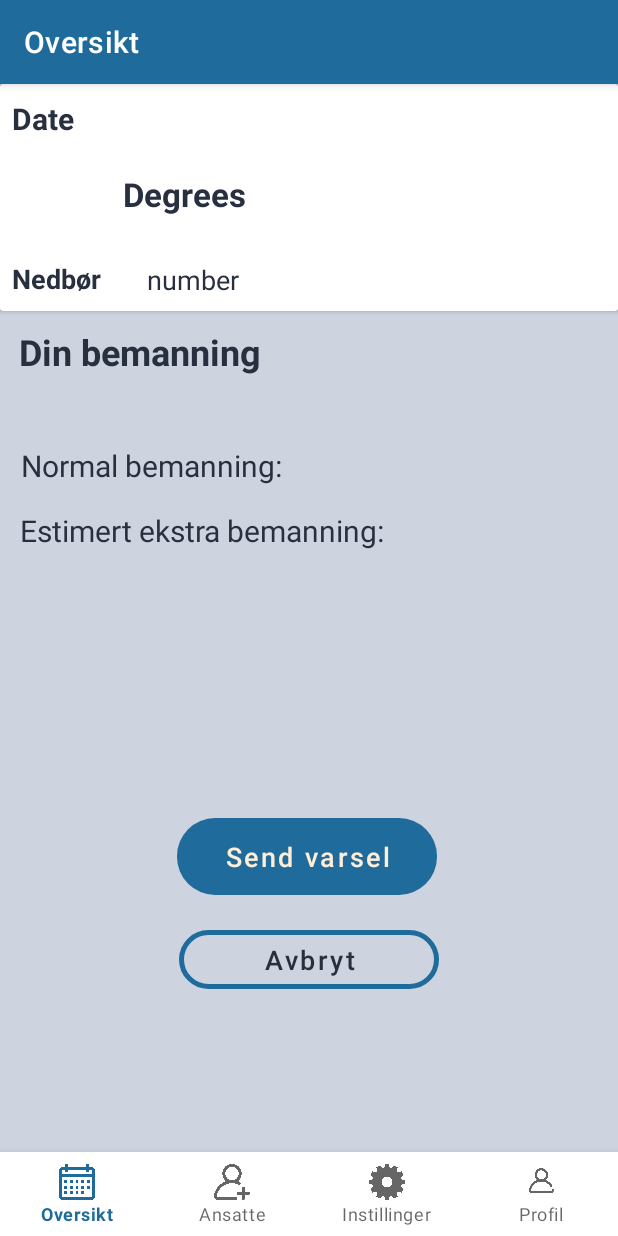
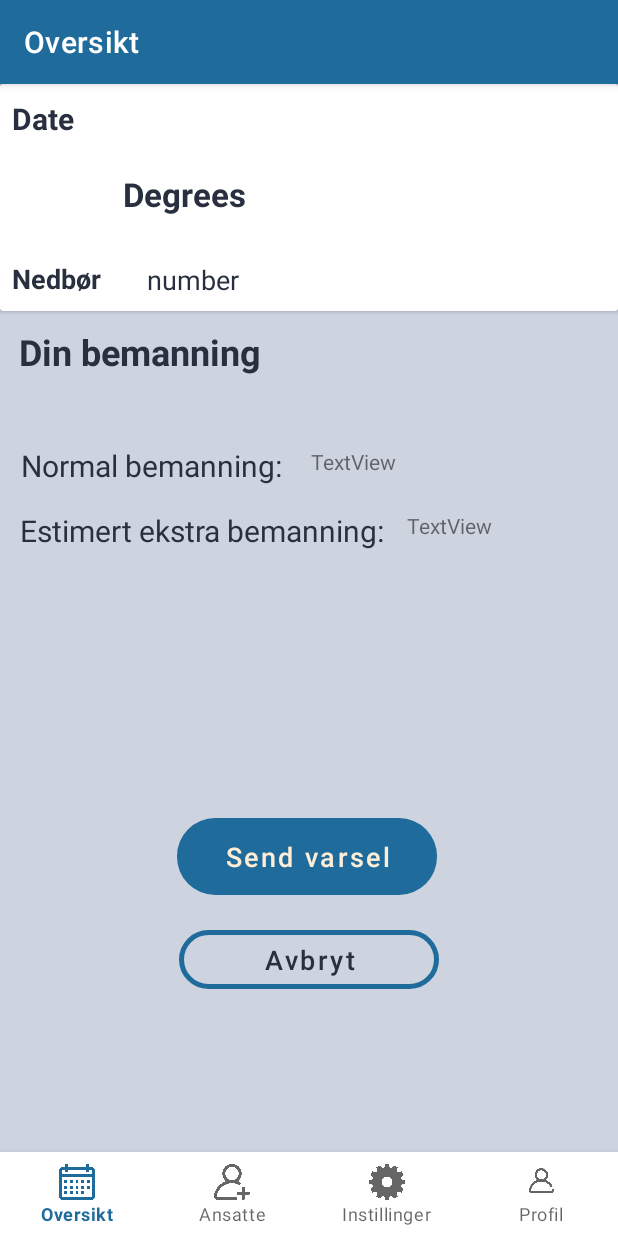
Before and after one commit to lisaantufyeva/IN2000---TEMPS, an Android app: the fragment DetailFragment placed in its activity, on a phone screen of 412 x 824 dp. Run offline under Robolectric (Android 15) with nearby library versions, the phone set to English and light mode, and no system bars; our stand-ins replace navigation-ui; network calls fail; 8 statements that could not run were skipped.

Commit message:
endret til databinding i Detailfragment + små endringer i xml til legg til ansatt rediger ansatt

```diff
--- a/app/src/main/java/com/example/team31/AdminActivity.kt
+++ b/app/src/main/java/com/example/team31/AdminActivity.kt
@@ -30,8 +30,6 @@ class AdminActivity : AppCompatActivity() {
         setupActionBarWithNavController(navController, appBarConfiguration)
         navView.setupWithNavController(navController)
 
-
-
     }
     override fun onSupportNavigateUp(): Boolean {
         val navController = findNavController(R.id.nav_host_fragment)
--- a/app/src/main/java/com/example/team31/data/repositories/ForecastRepository.kt
+++ b/app/src/main/java/com/example/team31/data/repositories/ForecastRepository.kt
@@ -7,11 +7,14 @@ import com.example.team31.data.api.ForecastDto
 import com.example.team31.data.api.LocationForecastApi
 import com.example.team31.ui.overview.week_overview.Forecast
 import com.example.team31.ui.overview.week_overview.RefinedForecast
+import okhttp3.Cache
 import java.text.SimpleDateFormat
 import java.util.*
+import javax.inject.Inject
 
 
-class ForecastRepository(private val locationForecastApi: LocationForecastApi) {
+class ForecastRepository @Inject constructor(
+    private val locationForecastApi: LocationForecastApi) {
 
     suspend fun fetchLocationForecast(lat: String, lon: String): ForecastDto {
         return locationForecastApi.fetchLocationForecast(lat, lon)
@@ -29,7 +32,7 @@ class ForecastRepository(private val locationForecastApi: LocationForecastApi) {
         }
         return filterForecastList(list).map { forecast ->  RefinedForecast(formatDate(forecast.time), forecast.temp, forecast.symbol, forecast.precipitation) }
     }
-    fun filterForecastList(list: MutableList<Forecast>):List<Forecast>{
+    private fun filterForecastList(list: MutableList<Forecast>):List<Forecast>{
         val filteredList = list.filter { it.time.hours == 12 }
         val first = list.first()
 
@@ -54,5 +57,4 @@ class ForecastRepository(private val locationForecastApi: LocationForecastApi) {
         val parser = SimpleDateFormat("yyyy-MM-dd'T'HH:mm:ss'Z'")
         return parser.parse(time)
     }
-
 }
--- a/app/src/main/java/com/example/team31/ui/employees/LeggTilRedigerAnsatt.kt
+++ b/app/src/main/java/com/example/team31/ui/employees/LeggTilRedigerAnsatt.kt
@@ -24,7 +24,7 @@ class LeggTilRedigerAnsatt : AppCompatActivity(), View.OnClickListener {
     private lateinit var mBinding: ActivityLeggTilRedigerAnsattBinding
     private lateinit var mCustomListDialog: Dialog
     //private lateinit var Employ : EmployeesFragment
-    private lateinit var Adapter: EmployeeAdapter
+    private lateinit var adapter: EmployeeAdapter
     private lateinit var user:Bruker
 
 
--- a/app/src/main/java/com/example/team31/ui/overview/detail/DetailFragment.kt
+++ b/app/src/main/java/com/example/team31/ui/overview/detail/DetailFragment.kt
@@ -9,32 +9,70 @@ import android.view.LayoutInflater
 import android.view.View
 import android.view.ViewGroup
 import android.widget.*
+import androidx.fragment.app.activityViewModels
 import androidx.fragment.app.viewModels
+import androidx.lifecycle.ViewModelProviders
+import androidx.lifecycle.viewmodel.compose.viewModel
 import androidx.navigation.NavController
 import androidx.navigation.fragment.findNavController
 import androidx.navigation.fragment.navArgs
 import com.example.team31.R
+import com.example.team31.data.api.LocationForecastApi
+import com.example.team31.databinding.DetailFragmentBinding
+import com.example.team31.ui.overview.week_overview.OverviewViewModel
+import com.example.team31.ui.overview.week_overview.OverviewViewModelFactory
 import com.example.team31.ui.overview.week_overview.RefinedForecast
 
 class DetailFragment : Fragment() {
 
-    private val args:DetailFragmentArgs by navArgs()
+    private val args: DetailFragmentArgs by navArgs()
     private lateinit var forecastObject: RefinedForecast
 
 
-
-    override fun onCreateView(inflater: LayoutInflater, container: ViewGroup?,
-                              savedInstanceState: Bundle?): View? {
+    override fun onCreateView(
+        inflater: LayoutInflater, container: ViewGroup?,
+        savedInstanceState: Bundle?
+    ): View? {
 
         forecastObject = args.RefinedForecast
-
         return inflater.inflate(R.layout.detail_fragment, container, false)
     }
 
     @SuppressLint("UseCompatLoadingForDrawables")
     override fun onViewCreated(view: View, savedInstanceState: Bundle?) {
         super.onViewCreated(view, savedInstanceState)
+        //model = ViewModelProviders.of(this, factory).get(OverviewViewModel::class.java)
 
+        val binding = DetailFragmentBinding.bind(view)
+        binding.apply {
+            date.text = forecastObject.time
+            temp.text = forecastObject.temp
+            precipitation.text = forecastObject.precipitation
+            val currentImageId = context?.resources?.getIdentifier("@drawable/"+forecastObject.symbol, "drawable",
+                context?.packageName)
+            val currentDrawable = currentImageId?.let { context?.resources?.getDrawable(it) }
+            imageView.setImageDrawable(currentDrawable)
+        }
+
+        /*
+        model.getSelected()?.let { selectedItem ->
+            with(binding) {
+                date.text = selectedItem.time
+                temp.text = selectedItem.temp
+                precipitation.text = selectedItem.precipitation
+            }
+        }*/
+        binding.sendMessage.setOnClickListener {
+            sendMessage()
+        }
+    }
+    private fun sendMessage(){
+        Toast.makeText(context, "Send", Toast.LENGTH_SHORT).show()
+    }
+
+}
+
+        /*
         //date
         val date: TextView = view.findViewById(R.id.date)
         date.text = forecastObject.time
@@ -58,14 +96,24 @@ class DetailFragment : Fragment() {
         val button: Button = requireView().findViewById(R.id.sendMessage)
         button.setOnClickListener {
             sendMessage()
+        }*/
+
+
+/*
+//model = ViewModelProviders.of(this, factory).get(OverviewViewModel::class.java)
+        /*
+        model.getSelected()?.let { selectedItem->
+            with(binding){
+                date.text = selectedItem.time
+                temp.text = selectedItem.temp
+                precipitation.text = selectedItem.precipitation
+            }
+        }
+        binding.sendMessage.setOnClickListener {
+            sendMessage()*/
         }
 
-
-    }
-    fun sendMessage(){
-        Toast.makeText(context, "Send", Toast.LENGTH_SHORT).show()
-    }
-
-
-
-}
+        /*
+        val button: Button = requireView().findViewById(R.id.sendMessage)
+        button.setOnClickListener {
+ */
--- a/app/src/main/java/com/example/team31/ui/overview/week_overview/OverviewAdapter.kt
+++ b/app/src/main/java/com/example/team31/ui/overview/week_overview/OverviewAdapter.kt
@@ -12,7 +12,7 @@ import androidx.core.view.isVisible
 
 import androidx.navigation.Navigation
 import androidx.recyclerview.widget.RecyclerView
-
+import com.example.team31.Bruker
 import com.example.team31.R
 
 
@@ -25,7 +25,6 @@ class OverviewAdapter(private val forecastList: List<RefinedForecast>, val conte
         val temp: TextView = itemView.findViewById(R.id.temp)
         val icon: ImageView = itemView.findViewById(R.id.imageView)
         val staffButton: Button = itemView.findViewById(R.id.staff_button)
-
     }
 
     override fun onCreateViewHolder(parent: ViewGroup, viewType: Int): OverviewAdapterHolder {
@@ -60,7 +59,6 @@ class OverviewAdapter(private val forecastList: List<RefinedForecast>, val conte
     }
     override fun getItemCount() = forecastList.size
 
-
 }
 
 fun showDetail(weatherObject: RefinedForecast, root: View){
--- a/app/src/main/java/com/example/team31/ui/overview/week_overview/OverviewFragment.kt
+++ b/app/src/main/java/com/example/team31/ui/overview/week_overview/OverviewFragment.kt
@@ -10,19 +10,28 @@ import androidx.lifecycle.Observer
 import androidx.lifecycle.ViewModelProviders
 import androidx.recyclerview.widget.LinearLayoutManager
 import androidx.recyclerview.widget.RecyclerView
+import com.example.team31.AdminActivity
 import com.example.team31.R
+import com.example.team31.Bruker
 import com.example.team31.data.api.LocationForecastApi
 import com.example.team31.data.repositories.ForecastRepository
+import java.nio.channels.Selector
 
 //oppdatert Fragment
 
 class OverviewFragment : Fragment() {
 
     private lateinit var viewModel: OverviewViewModel
+    private lateinit var itemSelector: Selector
+
     private lateinit var factory: OverviewViewModelFactory
     private lateinit var recyclerView: RecyclerView
     private lateinit var viewAdapter: RecyclerView.Adapter<*>
     private lateinit var viewManager: RecyclerView.LayoutManager
+    //private lateinit var user:Bruker
+
+
+
 
     override fun onCreateView(
             inflater: LayoutInflater, container: ViewGroup?,
@@ -31,14 +40,17 @@ class OverviewFragment : Fragment() {
     ): View {
         return inflater.inflate(R.layout.overview_fragment, container, false)
     }
+    //("59.9", "10.75")
 
     override fun onViewCreated(view: View, savedInstanceState: Bundle?) {
+        //user = (activity as AdminActivity?)!!.getUser()
         super.onViewCreated(view, savedInstanceState)
         val api = LocationForecastApi()
         val repository = ForecastRepository(api)
         factory = OverviewViewModelFactory(repository)
         viewModel = ViewModelProviders.of(this, factory).get(OverviewViewModel::class.java)
         recyclerView = view.findViewById(R.id.recyclerview)
+
         viewModel.getForecastList("59.9", "10.75")
         viewModel.forecastList.observe(viewLifecycleOwner, Observer { forecastList ->
             recyclerView.also {
@@ -48,7 +60,6 @@ class OverviewFragment : Fragment() {
             }
         })
     }
-
 }
         /*
 
--- a/app/src/main/java/com/example/team31/ui/overview/week_overview/OverviewViewModelFactory.kt
+++ b/app/src/main/java/com/example/team31/ui/overview/week_overview/OverviewViewModelFactory.kt
@@ -6,6 +6,7 @@ import com.example.team31.data.repositories.ForecastRepository
 import java.lang.IllegalArgumentException
 
 class OverviewViewModelFactory constructor(private val repository: ForecastRepository): ViewModelProvider.NewInstanceFactory() {
+
     override fun <T : ViewModel?> create(modelClass: Class<T>): T {
         return if (modelClass.isAssignableFrom(OverviewViewModel::class.java)) {
             OverviewViewModel(this.repository) as T
--- a/app/src/main/java/com/example/team31/ui/profile/ProfileFragment.kt
+++ b/app/src/main/java/com/example/team31/ui/profile/ProfileFragment.kt
@@ -65,8 +65,6 @@ class ProfileFragment : Fragment() {
             nedbor.text = "Nedbør: Nei"
         }
 
-
-
         val aapning = root.findViewById<TextView>(R.id.aapning)
         aapning.text = "Åpningstider: fra " + user.aapenFra + " til " + user.aapenTil
 
--- a/app/src/main/res/layout/cards_layout.xml
+++ b/app/src/main/res/layout/cards_layout.xml
@@ -70,7 +70,7 @@
                 android:id="@+id/staff_button"
                 android:layout_width="189dp"
                 android:layout_height="51dp"
-                android:background="@drawable/rounded_corners"
+                android:background="@drawable/rounded_corners_button"
                 android:text="@string/lav_bemanning"
                 android:textAllCaps="false"
                 app:backgroundTint="@color/button_yellow"
--- a/app/src/main/res/layout/detail_fragment.xml
+++ b/app/src/main/res/layout/detail_fragment.xml
@@ -133,7 +133,7 @@
     <TextView
         android:id="@+id/extra_staff"
         android:layout_width="258dp"
-        android:layout_height="33dp"
+        android:layout_height="32dp"
         android:text="Estimert ekstra bemanning:"
         android:textColor="@color/text_grey"
         android:textSize="20sp"
@@ -151,7 +151,7 @@
         android:text="Send varsel"
         android:textSize="18sp"
         android:textAllCaps="false"
-        android:background="@drawable/rounded_corners"
+        android:background="@drawable/rounded_corners_button"
         app:backgroundTint="@color/button_blue"
         android:textColor="@color/button_blue_text"
         app:layout_constraintBottom_toBottomOf="parent"
@@ -181,5 +181,29 @@
         app:layout_constraintVertical_bias="0.097"
          />
 
+    <TextView
+        android:id="@+id/current_staff_value"
+        android:layout_width="60dp"
+        android:layout_height="32dp"
+        android:text="TextView"
+        app:layout_constraintBottom_toBottomOf="parent"
+        app:layout_constraintEnd_toEndOf="parent"
+        app:layout_constraintHorizontal_bias="0.0"
+        app:layout_constraintStart_toEndOf="@+id/current_staff"
+        app:layout_constraintTop_toBottomOf="@+id/cardView"
+        app:layout_constraintVertical_bias="0.155" />
+
+    <TextView
+        android:id="@+id/extra_staff_value"
+        android:layout_width="60dp"
+        android:layout_height="32dp"
+        android:text="TextView"
+        app:layout_constraintBottom_toBottomOf="parent"
+        app:layout_constraintEnd_toEndOf="parent"
+        app:layout_constraintHorizontal_bias="0.0"
+        app:layout_constraintStart_toEndOf="@+id/extra_staff"
+        app:layout_constraintTop_toBottomOf="@+id/current_staff_value"
+        app:layout_constraintVertical_bias="0.023" />
+
 
 </androidx.constraintlayout.widget.ConstraintLayout>
```
Also changed, not shown: app/build.gradle (+7 -0 lines), app/src/main/java/com/example/team31/Bruker.kt (+20 -2 lines), app/src/main/java/com/example/team31/data/repositories/UserRepository.kt (added, +8 -0 lines), app/src/main/java/com/example/team31/ui/overview/detail/DetailViewModel.kt (+8 -2 lines), app/src/main/java/com/example/team31/ui/overview/week_overview/OverviewViewModel.kt (+13 -65 lines), app/src/main/res/layout/activity_legg_til_rediger_ansatt.xml (+6 -6 lines), app/src/main/res/drawable-v24/shape_button_rounded.xml (line endings or trailing spaces), app/src/main/res/drawable/ic_arrow_back.xml (renamed from app/src/main/res/drawable-v24/ic_arrow_back.xml), app/src/main/res/drawable/rounded_corners_button.xml (renamed from app/src/main/res/drawable/rounded_corners.xml).
